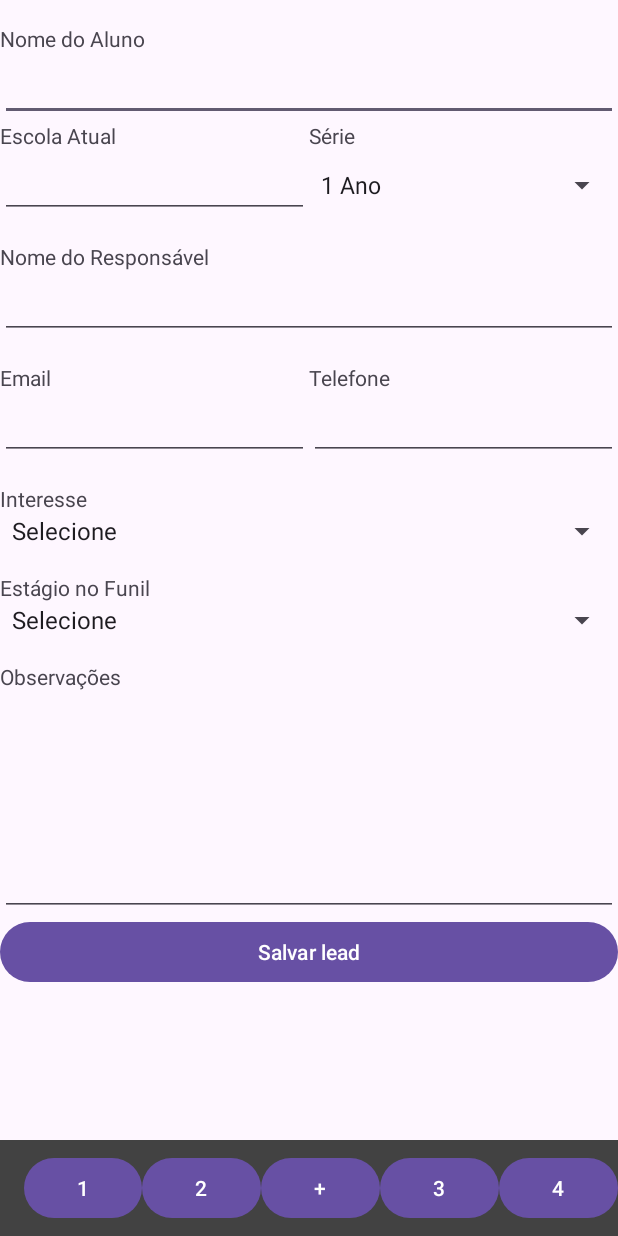
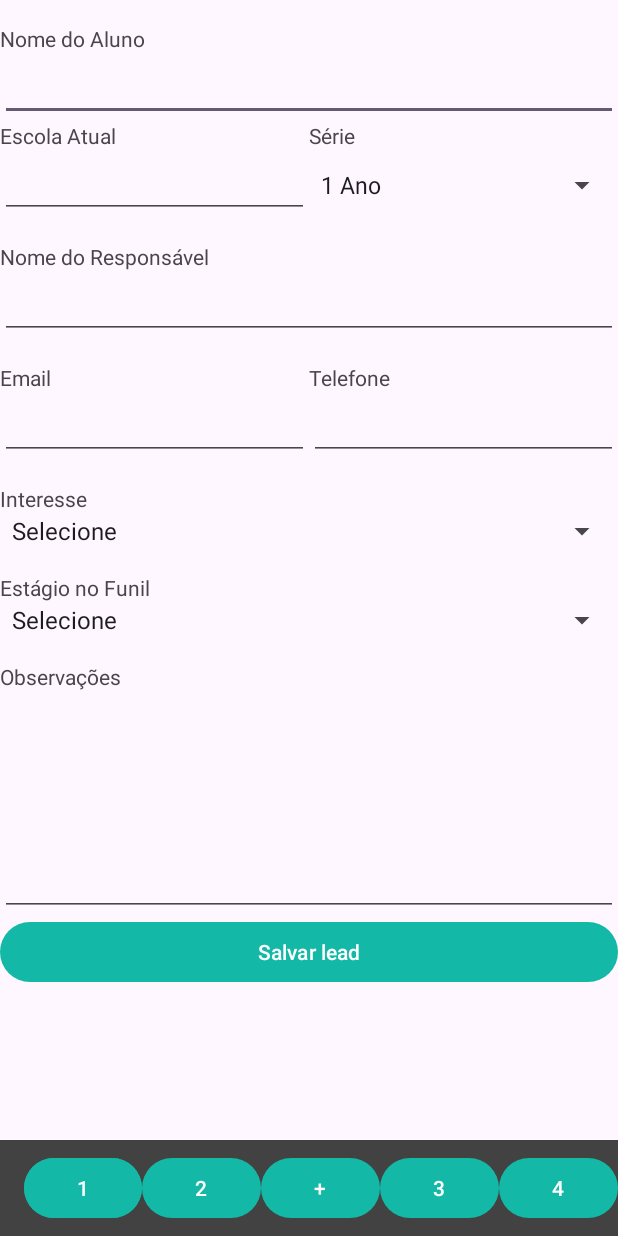
Before and after one commit to danierumr/INF311ProjetoPratico, an Android app: the TelaNovoLead screen opened directly, with no data from a screen before it, on a phone screen of 412 x 824 dp. Run offline under Robolectric (Android 15) with nearby library versions, the phone set to English and light mode, and no system bars.

Commit message:
Mudança da cor dos botões

```diff
--- a/app/src/main/res/layout/toolbar.xml
+++ b/app/src/main/res/layout/toolbar.xml
@@ -25,6 +25,8 @@
             android:layout_weight="1"
             android:text="@string/t1"
             android:onClick="dashboard"
+            android:backgroundTint="@color/verdeagua"
+
             >
 
         </Button>
@@ -35,6 +37,7 @@
             android:layout_height="wrap_content"
             android:layout_weight="1"
             android:text="@string/t2"
+
 
             >
 
@@ -48,6 +51,7 @@
             android:text="@string/t3"
             android:onClick="novo_lead"
 
+
             >
 
         </Button>
@@ -58,6 +62,7 @@
             android:layout_height="wrap_content"
             android:layout_weight="1"
             android:text="@string/t4"
+
 
             >
 
@@ -70,6 +75,7 @@
             android:layout_weight="1"
             android:text="@string/t5"
 
+
             >
 
         </Button>
--- a/app/src/main/res/values/colors.xml
+++ b/app/src/main/res/values/colors.xml
@@ -2,4 +2,5 @@
 <resources>
     <color name="black">#FF000000</color>
     <color name="white">#FFFFFFFF</color>
+    <color name="verdeagua">#14b8a6</color>
 </resources>
--- a/app/src/main/res/values/themes.xml
+++ b/app/src/main/res/values/themes.xml
@@ -3,7 +3,21 @@
     <style name="Base.Theme.INF311ProjetoPratico" parent="Theme.Material3.DayNight.NoActionBar">
         <!-- Customize your light theme here. -->
         <!-- <item name="colorPrimary">@color/my_light_primary</item> -->
+
+
+        <item name="colorPrimary">@color/verdeagua</item>
+
+        >
+
     </style>
 
-    <style name="Theme.INF311ProjetoPratico" parent="Base.Theme.INF311ProjetoPratico" />
+    <style name="Widget.App.Button" parent="Widget.MaterialComponents.Button">
+        <item name="backgroundTint">@color/verdeagua</item>
+        <item name="roundPercent">50</item>
+    </style>
+
+
+
+    <style name="Theme.INF311ProjetoPratico" parent="Base.Theme.INF311ProjetoPratico"/>
+
 </resources>
```
